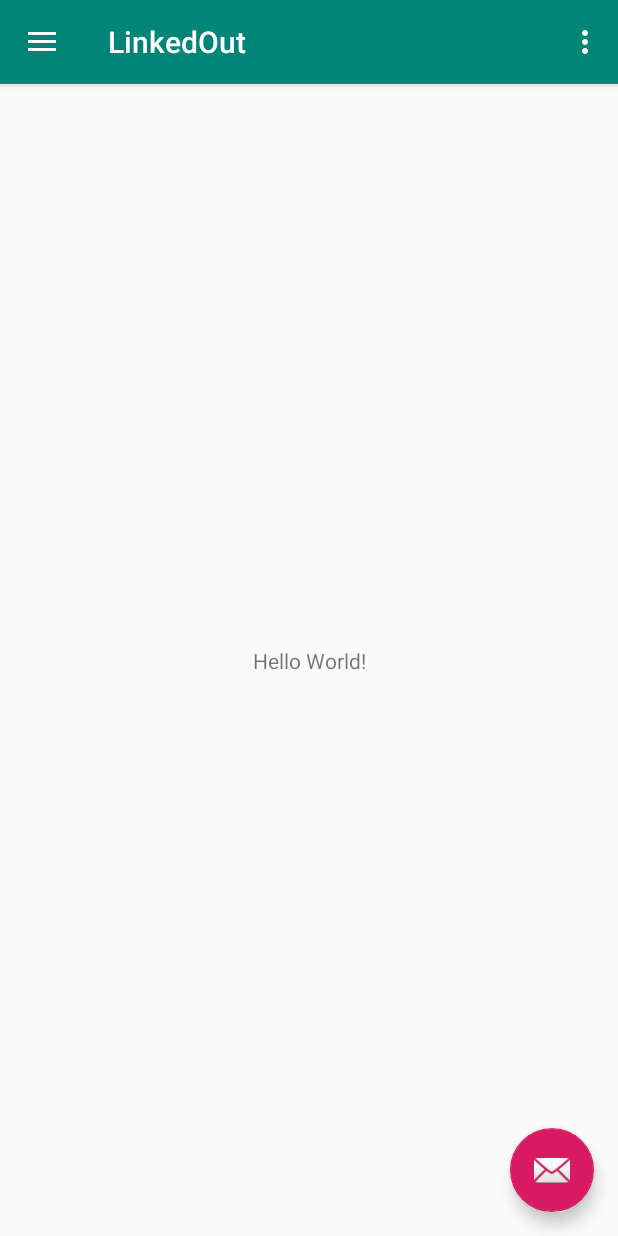
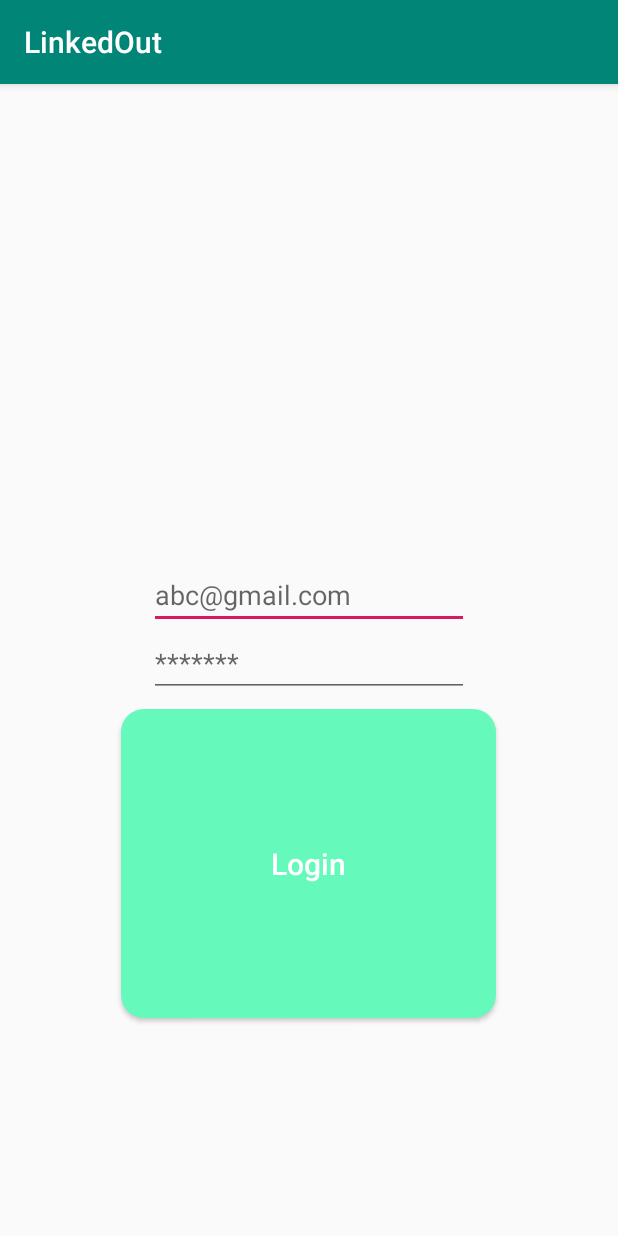
Before and after one commit to TheFatPanda97/LinkedOut, an Android app: the screen it shows after launch (MainActivity before the commit, LogInScreen_Activity after it), on a phone screen of 412 x 824 dp. Run offline under Robolectric (Android 15) with nearby library versions, the phone set to English and light mode, and no system bars.

Commit message:
Add files via upload

```diff
--- /dev/null
+++ b/app/src/main/java/ca/utoronto/shawnhu/linkedout/LogInScreen_Activity.java
@@ -0,0 +1,30 @@
+package ca.utoronto.shawnhu.linkedout;
+import android.content.Intent;
+import android.support.v7.app.AppCompatActivity;
+
+import android.os.Bundle;
+
+import android.view.View;
+import android.widget.Button;
+public class LogInScreen_Activity extends AppCompatActivity {
+    private Button Button;
+    @Override
+    protected void onCreate(Bundle savedInstanceState) {
+        super.onCreate(savedInstanceState);
+        setContentView(R.layout.activity_log_in_screen_);
+
+        Button=(Button) findViewById(R.id.button2);
+        Button.setOnClickListener(new View.OnClickListener(){
+            @Override
+            public void onClick(View v){
+                openMainScreen_Activity();
+            }
+        });
+
+
+    }
+    public void openMainScreen_Activity(){
+        Intent intent= new Intent(this,MainActivity.class);
+        startActivity(intent);
+    }
+}
--- /dev/null
+++ b/app/src/main/res/drawable/button.xml
@@ -0,0 +1,6 @@
+<?xml version="1.0" encoding="utf-8"?>
+<shape xmlns:android="http://schemas.android.com/apk/res/android" android:shape="rectangle">
+
+    <solid android:color="#66F9BC"/>
+    <corners android:radius="15dp"/>
+</shape>
--- /dev/null
+++ b/app/src/main/res/layout/activity_log_in_screen_.xml
@@ -0,0 +1,54 @@
+<?xml version="1.0" encoding="utf-8"?>
+<android.support.constraint.ConstraintLayout xmlns:android="http://schemas.android.com/apk/res/android"
+    xmlns:app="http://schemas.android.com/apk/res-auto"
+    xmlns:tools="http://schemas.android.com/tools"
+    android:layout_width="match_parent"
+    android:layout_height="match_parent"
+    tools:context=".MainActivity">
+
+    <EditText
+        android:id="@+id/editText"
+        android:layout_width="wrap_content"
+        android:layout_height="wrap_content"
+        android:layout_marginTop="318dp"
+        android:layout_marginBottom="25dp"
+        android:ems="10"
+        android:hint="abc@gmail.com"
+        android:inputType="textPersonName"
+        app:layout_constraintBottom_toTopOf="@+id/editText3"
+        app:layout_constraintEnd_toEndOf="parent"
+        app:layout_constraintStart_toStartOf="parent"
+        app:layout_constraintTop_toTopOf="parent"
+        app:layout_constraintVertical_chainStyle="spread_inside" />
+
+    <EditText
+        android:id="@+id/editText3"
+        android:layout_width="wrap_content"
+        android:layout_height="wrap_content"
+        android:ems="10"
+        android:hint="*******"
+        android:inputType="textPassword"
+        app:layout_constraintStart_toStartOf="@+id/editText"
+        app:layout_constraintTop_toBottomOf="@+id/editText" />
+
+    <Button
+        android:id="@+id/button2"
+        android:layout_width="250dp"
+        android:layout_height="0dp"
+        android:layout_marginStart="8dp"
+        android:layout_marginTop="8dp"
+        android:layout_marginEnd="8dp"
+        android:layout_marginBottom="145dp"
+
+        android:background="@drawable/button"
+        android:text="Login"
+        android:textAllCaps="false"
+        android:textColor="#FFFFFF"
+        android:textSize="20sp"
+        app:layout_constraintBottom_toBottomOf="parent"
+        app:layout_constraintEnd_toEndOf="parent"
+        app:layout_constraintHorizontal_bias="0.496"
+        app:layout_constraintStart_toStartOf="parent"
+        app:layout_constraintTop_toBottomOf="@+id/editText3"
+        app:layout_constraintVertical_bias="0.79" />
+</android.support.constraint.ConstraintLayout>
--- a/app/src/main/res/layout/content_main.xml
+++ b/app/src/main/res/layout/content_main.xml
@@ -2,19 +2,9 @@
 <android.support.constraint.ConstraintLayout xmlns:android="http://schemas.android.com/apk/res/android"
     xmlns:app="http://schemas.android.com/apk/res-auto"
     xmlns:tools="http://schemas.android.com/tools"
+    android:id="@+id/main_screen"
     android:layout_width="match_parent"
     android:layout_height="match_parent"
     app:layout_behavior="@string/appbar_scrolling_view_behavior"
     tools:context=".MainActivity"
-    tools:showIn="@layout/app_bar_main">
-
-    <TextView
-        android:layout_width="wrap_content"
-        android:layout_height="wrap_content"
-        android:text="Hello World!"
-        app:layout_constraintBottom_toBottomOf="parent"
-        app:layout_constraintLeft_toLeftOf="parent"
-        app:layout_constraintRight_toRightOf="parent"
-        app:layout_constraintTop_toTopOf="parent" />
-
-</android.support.constraint.ConstraintLayout>
+    tools:showIn="@layout/app_bar_main" />
```
Also changed, not shown: app/src/main/AndroidManifest.xml (+11 -4 lines), app/src/main/java/ca/utoronto/shawnhu/linkedout/Calendar_Main.java (added, +29 -0 lines), app/src/main/java/ca/utoronto/shawnhu/linkedout/MainActivity.java (+70 -2 lines), app/src/main/java/ca/utoronto/shawnhu/linkedout/MainScreen_Activity.java (added, +13 -0 lines), app/src/main/java/ca/utoronto/shawnhu/linkedout/map.java (added, +29 -0 lines), app/src/main/res/layout/activity_login_screen_activity.xml (added, +9 -0 lines), app/src/main/res/layout/activity_main_screen_.xml (added, +9 -0 lines), app/src/main/res/layout/fragment_calendar__main.xml (added, +13 -0 lines), app/src/main/res/layout/fragment_map.xml (added, +17 -0 lines), app/src/main/res/values/strings.xml (+16 -0 lines).
